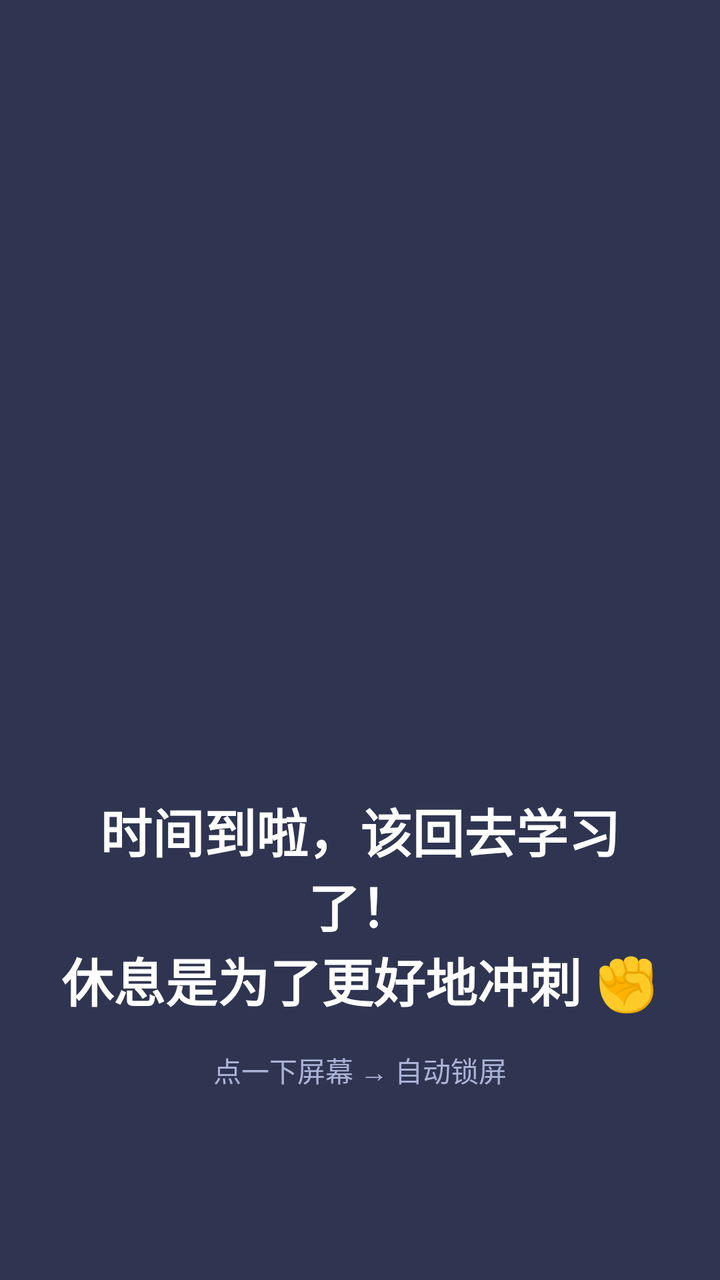
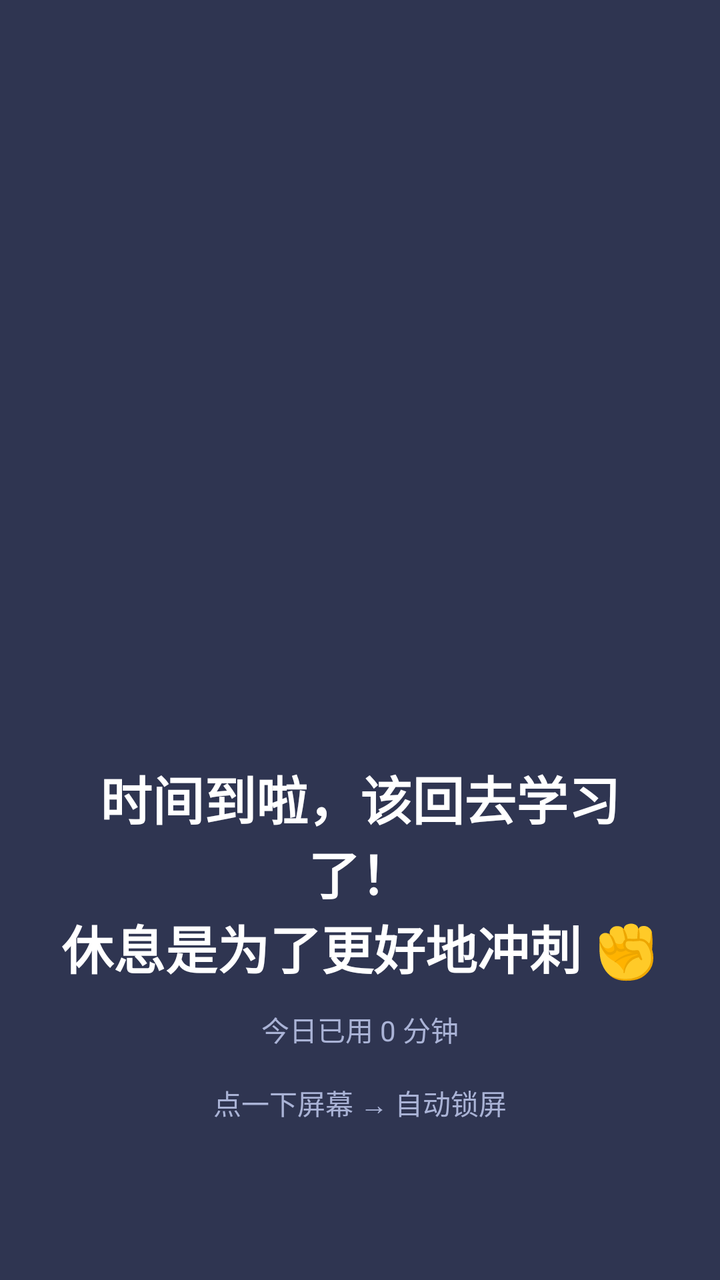

Before-and-after screenshots of an Android layout around one commit, followed by the original layout XML and the change that was made.
<!-- AndroidManifest.xml: application theme AppTheme -->
<!-- res/layout/overlay_alert.xml -->
<?xml version="1.0" encoding="utf-8"?>
<FrameLayout xmlns:android="http://schemas.android.com/apk/res/android"
    android:id="@+id/overlay_root"
    android:layout_width="match_parent"
    android:layout_height="match_parent"
    android:background="#E61A2140"
    android:clickable="true"
    android:focusable="true">

    <LinearLayout
        android:layout_width="match_parent"
        android:layout_height="wrap_content"
        android:layout_gravity="center"
        android:gravity="center_horizontal"
        android:orientation="vertical"
        android:paddingLeft="28dp"
        android:paddingRight="28dp">

        <ImageView
            android:id="@+id/overlay_image"
            android:layout_width="280dp"
            android:layout_height="280dp"
            android:contentDescription="提醒图片"
            android:scaleType="fitCenter" />

        <TextView
            android:layout_width="wrap_content"
            android:layout_height="wrap_content"
            android:layout_marginTop="22dp"
            android:gravity="center"
            android:text="时间到啦，该回去学习了！\n休息是为了更好地冲刺 ✊"
            android:textColor="#FFFFFF"
            android:textSize="26sp"
            android:textStyle="bold" />

        <TextView
            android:layout_width="wrap_content"
            android:layout_height="wrap_content"
            android:layout_marginTop="16dp"
            android:text="点一下屏幕 → 自动锁屏"
            android:textColor="#AAB3D6"
            android:textSize="14sp" />
    </LinearLayout>
</FrameLayout>
<!-- resources referenced by this layout -->
<resources>
  <style name="AppTheme" parent="@android:style/Theme.Material.Light.NoActionBar">
          <item name="android:colorPrimary">@color/primary</item>
          <item name="android:colorPrimaryDark">@color/primary_dark</item>
          <item name="android:colorAccent">@color/accent</item>
          <item name="android:windowBackground">@color/bg</item>
          <item name="android:windowLightStatusBar">true</item>
          <item name="android:statusBarColor">@color/bg</item>
      </style>
  <color name="primary">#3F51B5</color>
  <color name="primary_dark">#303F9F</color>
  <color name="accent">#4CAF50</color>
  <color name="bg">#F2F4F8</color>
</resources>

<!-- the commit's change to res/layout/overlay_alert.xml (unified diff, before → after) -->
@@ -34,6 +34,15 @@
             android:textStyle="bold" />
 
         <TextView
+            android:id="@+id/overlay_used"
+            android:layout_width="wrap_content"
+            android:layout_height="wrap_content"
+            android:layout_marginTop="12dp"
+            android:text="今日已用 0 分钟"
+            android:textColor="#AAB3D6"
+            android:textSize="14sp" />
+
+        <TextView
             android:layout_width="wrap_content"
             android:layout_height="wrap_content"
             android:layout_marginTop="16dp"
